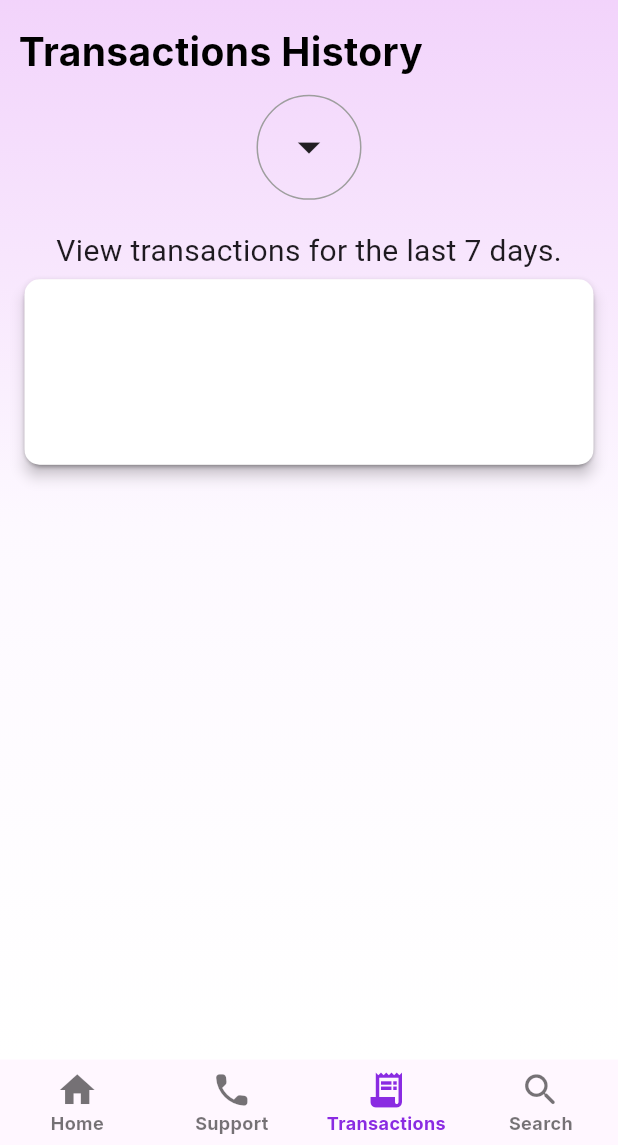
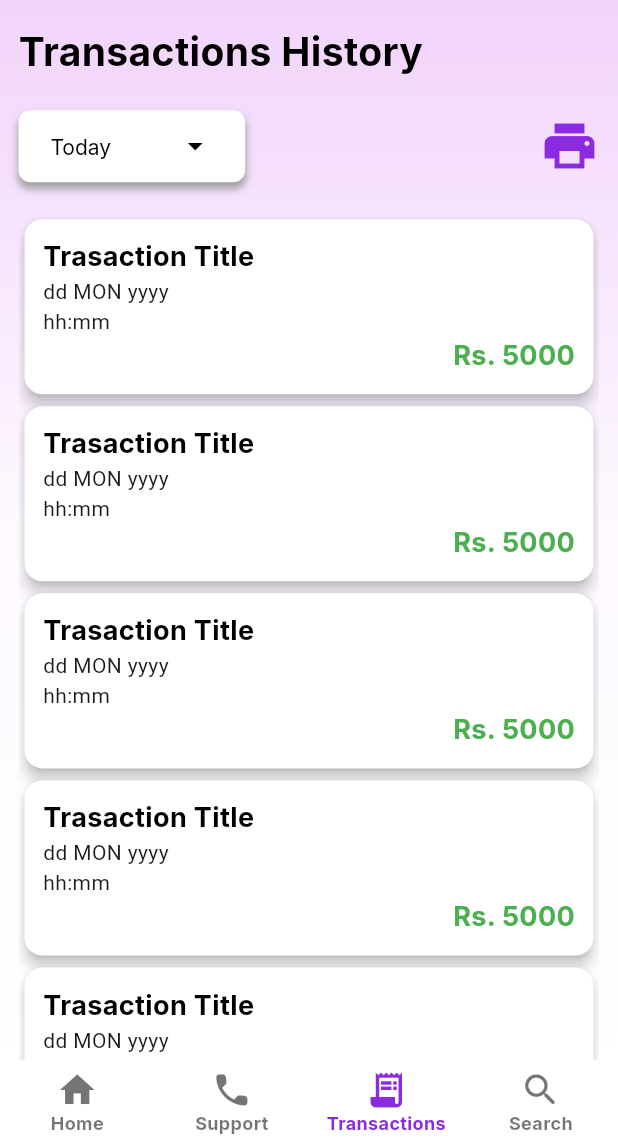
Before and after one commit to sakar111/tsergo, a Flutter app: the MainContentPage screen opened by its route, item 3 of the bottom bar chosen, on a phone screen of 412 x 824 dp, the part 91-1236 px from its top. Run offline on Flutter 3.47's test engine with Material 2 defaults, Android fonts, the phone set to English and light mode, and no system bars; our stand-ins replace go_router, google_fonts.

Commit message:
transaction page completed

```diff
--- a/lib/constants.dart
+++ b/lib/constants.dart
@@ -2,5 +2,5 @@ import 'package:flutter/material.dart';
 
 const Color tsergoColor = Color(0xFF8A2BE2);
 
-const List<int> transactionDaysOptions = [1, 7, 30, 60]; // Customize these options
-const int selectedDays = 7; // Default to 7 days
+const List<int> transactionDaysOptions = [1, 7, 15, 30]; //5, 6, 7, 8, 9, 10, 11, 12, 13, 14, 15, 16, 17, 18, 19, 20]; // Customize these options
+const int selectedDays = 1; // Default to 7 days
--- a/lib/pages/home_page/home_page.dart
+++ b/lib/pages/home_page/home_page.dart
@@ -39,31 +39,14 @@ class _HomePageState extends State<HomePage> {
             SizedBox(height: screenSize.height * 16 / 800),
             const TsergoLinkBankAccount(),
             SizedBox(height: screenSize.height * 16 / 800),
-            const Expanded(
-              child: SingleChildScrollView(
-                child: Column(children: [
-                  Businesses(
-                    index: 1,
+            Expanded(
+              child: ListView(
+                children: List.generate(
+                  10,
+                  (index) => Businesses(
+                    index: index,
                   ),
-                  Businesses(
-                    index: 2,
-                  ),
-                  Businesses(
-                    index: 3,
-                  ),
-                  Businesses(
-                    index: 4,
-                  ),
-                  Businesses(
-                    index: 5,
-                  ),
-                  Businesses(
-                    index: 6,
-                  ),
-                  Businesses(
-                    index: 7,
-                  ),
-                ]),
+                ),
               ),
             ),
             const TsergoAddNewBusiness(),
--- a/lib/pages/transaction_page/dropdown_days.dart
+++ b/lib/pages/transaction_page/dropdown_days.dart
@@ -1,4 +1,5 @@
 import 'package:flutter/material.dart';
+import 'package:google_fonts/google_fonts.dart';
 import 'package:tsergo/constants.dart';
 
 class TsergoDropDownDays extends StatefulWidget {
@@ -9,68 +10,48 @@ class TsergoDropDownDays extends StatefulWidget {
 }
 
 class _TsergoDropDownDaysState extends State<TsergoDropDownDays> {
-  bool isDropdownOpen = false;
   int _selectedDays = selectedDays;
-
-  void toggleDropdown() {
-    setState(() {
-      isDropdownOpen = !isDropdownOpen;
-    });
-  }
 
   @override
   Widget build(BuildContext context) {
-    return Center(
-      child: Column(
-        mainAxisAlignment: MainAxisAlignment.center,
-        children: <Widget>[
-          Container(
+    Size screenSize = MediaQuery.of(context).size;
+
+    return Container(
+      width: screenSize.width * 132 / 360, // Set the desired width
       decoration: BoxDecoration(
-              shape: BoxShape.circle,
-              border: Border.all(
-                color: Colors.grey,
+        color: Colors.white, // Set the background color to white
+        borderRadius: BorderRadius.circular(8.0), // Add some border radius
+        boxShadow: const [
+          BoxShadow(
+            color: Colors.grey, // Shadow color
+            blurRadius: 4.0, // Spread radius
+            offset: Offset(0, 4), // Offset
           ),
+        ],
       ),
-            child: InkWell(
-              onTap: toggleDropdown,
-              child: Padding(
-                padding: const EdgeInsets.all(16.0),
-                child: Icon(
-                  Icons.arrow_drop_down,
-                  size: 36,
-                ),
-              ),
-            ),
-          ),
-          SizedBox(height: 20),
-          AnimatedContainer(
-            duration: Duration(milliseconds: 300),
-            height: isDropdownOpen ? 150 : 0,
-            child: ClipRRect(
-              borderRadius: BorderRadius.circular(20),
-              child: Material(
-                elevation: isDropdownOpen ? 5 : 0,
-                child: ListView(
-                  children: transactionDaysOptions.map((int option) {
-                    return ListTile(
-                      onTap: () {
+      alignment: Alignment.center,
+      child: DropdownButtonHideUnderline(
+        child: DropdownButton<int>(
+          value: _selectedDays,
+          icon: const Icon(Icons.arrow_drop_down, color: Colors.black),
+          style: const TextStyle(color: Colors.black),
+          onChanged: (int? value) {
             setState(() {
-                          _selectedDays = option;
-                          isDropdownOpen = false;
+              _selectedDays = value!;
             });
           },
-                      title: Center(child: Text('$option days')),
+          items: transactionDaysOptions.map<DropdownMenuItem<int>>(
+            (int value) {
+              return DropdownMenuItem<int>(
+                value: value,
+                child: Text(
+                  value==1?'Today':'Last $value days',
+                  style: GoogleFonts.inter(fontSize: 14.0),
+                ),
               );
-                  }).toList(),
+            },
+          ).toList(),
         ),
-              ),
-            ),
-          ),
-          Text(
-            'View transactions for the last $_selectedDays days.',
-            style: TextStyle(fontSize: 20),
-          ),
-        ],
       ),
     );
   }
--- /dev/null
+++ b/lib/pages/transaction_page/transaction_card.dart
@@ -0,0 +1,48 @@
+import 'package:flutter/material.dart';
+import 'package:google_fonts/google_fonts.dart';
+
+class TsergoTransactionCard extends StatelessWidget {
+  const TsergoTransactionCard({super.key});
+
+  @override
+  Widget build(BuildContext context) {
+    Size screenSize = MediaQuery.of(context).size;
+    return Card(
+      color: Colors.white,
+      surfaceTintColor: Colors.white,
+      elevation: 4.0,
+      child: Padding(
+        padding: EdgeInsets.all(screenSize.width * 0.03),
+        child: SizedBox(
+          width: double.infinity,
+          child: Column(
+              crossAxisAlignment: CrossAxisAlignment.start,
+              mainAxisAlignment: MainAxisAlignment.start,
+              children: [
+                Text(
+                  "Trasaction Title",
+                  style: GoogleFonts.inter(
+                      color: Colors.black,
+                      fontSize: 18.0,
+                      fontWeight: FontWeight.bold),
+                ),
+                const Text("dd MON yyyy"),
+                const Text("hh:mm"),
+                Row(
+                  mainAxisAlignment: MainAxisAlignment.end,
+                  children: [
+                    Text(
+                      'Rs. 5000',
+                      style: GoogleFonts.inter(
+                          fontSize: 18,
+                          color: Colors.green,
+                          fontWeight: FontWeight.bold),
+                    )
+                  ],
+                )
+              ]),
+        ),
+      ),
+    );
+  }
+}
--- a/lib/pages/transaction_page/transaction_page.dart
+++ b/lib/pages/transaction_page/transaction_page.dart
@@ -1,6 +1,8 @@
 import 'package:flutter/material.dart';
 import 'package:google_fonts/google_fonts.dart';
+import 'package:tsergo/constants.dart';
 import 'package:tsergo/pages/transaction_page/dropdown_days.dart';
+import 'package:tsergo/pages/transaction_page/transaction_card.dart';
 import 'package:tsergo/widgets/color_gradient.dart';
 
 class TransactionsPage extends StatefulWidget {
@@ -11,9 +13,6 @@ class TransactionsPage extends StatefulWidget {
 }
 
 class _TransactionsPageState extends State<TransactionsPage> {
-  int selectedDays = 7;
-  final List<int> dayOptions = [1, 7, 30, 60];
-
   @override
   Widget build(BuildContext context) {
     final Size screenSize = MediaQuery.of(context).size;
@@ -35,28 +34,19 @@ class _TransactionsPageState extends State<TransactionsPage> {
                 fontWeight: FontWeight.bold,
               ),
             ),
-            SizedBox(height: screenSize.height * 10 / 800),
-            TsergoDropDownDays(),
-            Card(
-              child: Material(
-                color: Colors.white,
-                elevation: 4.0,
-                shape: RoundedRectangleBorder(
-                  borderRadius: BorderRadius.circular(10.0),
-                ),
-                child: InkWell(
-                  onTap: () {},
-                  child: SizedBox(
-                    height: screenSize.height * 120 / 800,
-                    child: Padding(
-                      padding: EdgeInsets.all(screenSize.width *
-                          0.03), // Adjust the padding as needed
-                      child: Row(),
-                    ),
-                  ),
-                ),
-              ),
-            )
+            SizedBox(height: screenSize.height * 20 / 800),
+            const Row(
+              mainAxisAlignment: MainAxisAlignment.spaceBetween,
+              children: [
+                TsergoDropDownDays(),
+                Icon(Icons.local_print_shop,color: tsergoColor, size: 40.0,)
+              ],
+            ),
+            SizedBox(height: screenSize.height * 20 / 800),
+            Expanded(
+                child: ListView(
+                    children: List.generate(
+                        10, (index) => const TsergoTransactionCard())))
           ],
         ),
       ),
--- a/lib/widgets/tsergo_bottom_navbar.dart
+++ b/lib/widgets/tsergo_bottom_navbar.dart
@@ -18,7 +18,7 @@ class _TsergoBotomNavigationBarState extends State<TsergoBotomNavigationBar> {
   Widget build(BuildContext context) {
     return BottomNavigationBar(
       type: BottomNavigationBarType.fixed,
-      backgroundColor: Colors.transparent,
+      backgroundColor: Colors.white,
       elevation: 0.0,
       showSelectedLabels: true,
       showUnselectedLabels: true,
```
Lines whose indentation alone changed are shown as unchanged.
